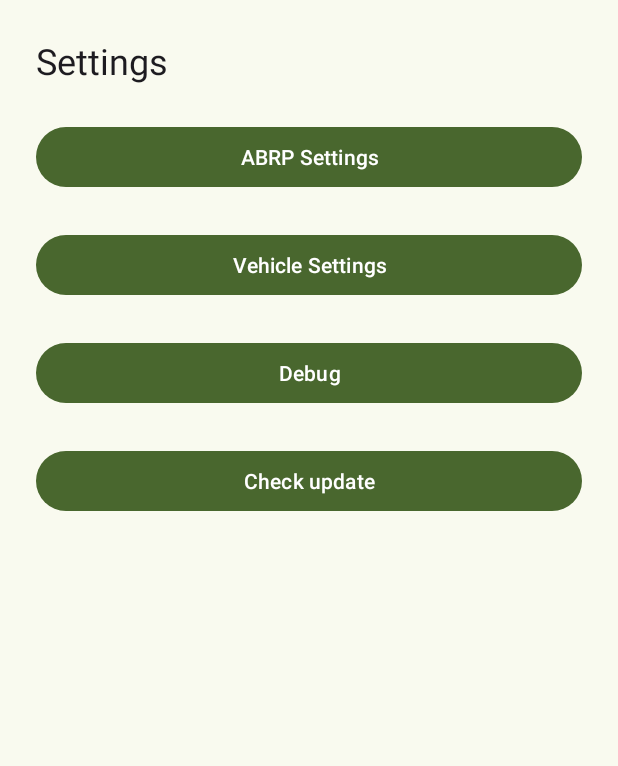
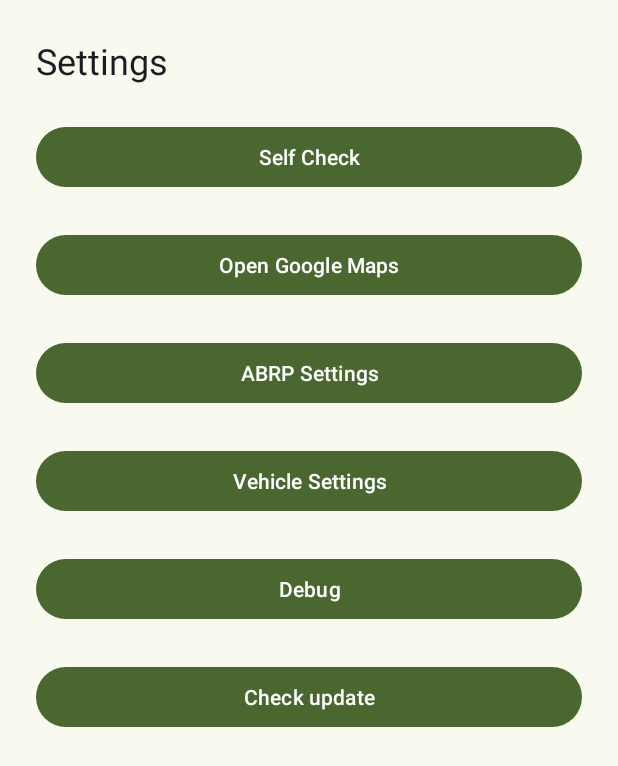
Before and after one commit to kangrio/CarService-AOSP, an Android app: the screen it shows after launch (MainActivity), on a phone screen of 412 x 824 dp. Shown: the top 766 px of the screen. Run offline under Robolectric (Android 15) with nearby library versions, the phone set to English and light mode, and no system bars; libraries missing offline, so code that uses them is left out: com.google.protobuf.util, org.lsposed.hiddenapibypass; 11 statements that could not run were skipped.

Commit message:
feat: Add Self Check screen to verify MicroG and Google Maps installation

```diff
--- a/carserver/src/main/AndroidManifest.xml
+++ b/carserver/src/main/AndroidManifest.xml
@@ -14,6 +14,7 @@
     <uses-permission android:name="android.permission.SYSTEM_ALERT_WINDOW" />
 
     <uses-permission android:name="android.permission.REQUEST_INSTALL_PACKAGES" />
+    <uses-permission android:name="android.permission.QUERY_ALL_PACKAGES" />
 
     <permission
         android:name="com.kangrio.carservice.permission.CAR_DISPLAY_IN_CLUSTER"
@@ -74,6 +75,7 @@
         </activity>
 
         <activity android:name=".activity.PermissionActivity" />
+        <activity android:name=".activity.SelfCheckActivity" />
         <activity android:name=".activity.VehicleSettings" />
         <activity android:name=".activity.AbrpSettings" />
         <activity android:name=".activity.CrashReportActivity" />
--- a/carserver/src/main/java/com/kangrio/carserver/MainActivity.kt
+++ b/carserver/src/main/java/com/kangrio/carserver/MainActivity.kt
@@ -9,6 +9,7 @@ import androidx.activity.enableEdgeToEdge
 import androidx.appcompat.app.AppCompatActivity
 import com.kangrio.carserver.activity.AbrpSettings
 import com.kangrio.carserver.activity.PermissionActivity
+import com.kangrio.carserver.activity.SelfCheckActivity
 import com.kangrio.carserver.activity.VehicleSettings
 import com.kangrio.carserver.data.ReleaseInfo
 import com.kangrio.carserver.dialog.DebugDialog
@@ -23,6 +24,8 @@ import kotlinx.coroutines.launch
 
 class MainActivity : AppCompatActivity() {
     private val scope = CoroutineScope(SupervisorJob() + Dispatchers.Main)
+    private val selfCheckButton: Button by lazy { findViewById(R.id.selfCheckButton) }
+    private val openMapsButton: Button by lazy { findViewById(R.id.openMapsButton) }
     private val abrpSettingsButton: Button by lazy { findViewById(R.id.abrpSettingsButton) }
     private val vehicleSettingsButton: Button by lazy { findViewById(R.id.vehicleSettingsButton) }
     private val debugButton: Button by lazy { findViewById(R.id.debugButton) }
@@ -42,6 +45,8 @@ class MainActivity : AppCompatActivity() {
             return
         }
 
+        setSelfCheckButton()
+        setOpenMapsButton()
         setAbrpSettingsButton()
         setVehicleSettingsButton()
         setupDebugButton()
@@ -67,6 +72,23 @@ class MainActivity : AppCompatActivity() {
                 apkName = otaName ?: "app.apk"
             )
             showUpdateDialog()
+        }
+    }
+
+    fun setSelfCheckButton() {
+        selfCheckButton.setOnClickListener {
+            startActivity(Intent(this, SelfCheckActivity::class.java))
+        }
+    }
+
+    fun setOpenMapsButton() {
+        openMapsButton.setOnClickListener {
+            val intent = packageManager.getLaunchIntentForPackage("com.google.android.apps.maps")
+            if (intent == null) {
+                Toast.makeText(this, "Google Maps not found", Toast.LENGTH_SHORT).show()
+                return@setOnClickListener
+            }
+            startActivity(intent)
         }
     }
 
--- a/carserver/src/main/res/layout/activity_main.xml
+++ b/carserver/src/main/res/layout/activity_main.xml
@@ -18,6 +18,26 @@
         app:layout_constraintTop_toTopOf="parent" />
 
     <Button
+        android:id="@+id/selfCheckButton"
+        android:layout_width="0dp"
+        android:layout_height="wrap_content"
+        android:layout_marginTop="24dp"
+        android:text="Self Check"
+        app:layout_constraintEnd_toEndOf="parent"
+        app:layout_constraintStart_toStartOf="parent"
+        app:layout_constraintTop_toBottomOf="@id/titleText" />
+
+    <Button
+        android:id="@+id/openMapsButton"
+        android:layout_width="0dp"
+        android:layout_height="wrap_content"
+        android:layout_marginTop="24dp"
+        android:text="Open Google Maps"
+        app:layout_constraintEnd_toEndOf="parent"
+        app:layout_constraintStart_toStartOf="parent"
+        app:layout_constraintTop_toBottomOf="@id/selfCheckButton" />
+
+    <Button
         android:id="@+id/abrpSettingsButton"
         android:layout_width="0dp"
         android:layout_height="wrap_content"
@@ -25,7 +45,7 @@
         android:text="ABRP Settings"
         app:layout_constraintEnd_toEndOf="parent"
         app:layout_constraintStart_toStartOf="parent"
-        app:layout_constraintTop_toBottomOf="@id/titleText" />
+        app:layout_constraintTop_toBottomOf="@id/openMapsButton" />
 
     <Button
         android:id="@+id/vehicleSettingsButton"
```
Also changed, not shown: carserver/src/main/java/com/kangrio/carserver/activity/SelfCheckActivity.kt (added, +131 -0 lines), carserver/src/main/res/layout/activity_self_check.xml (added, +116 -0 lines).
